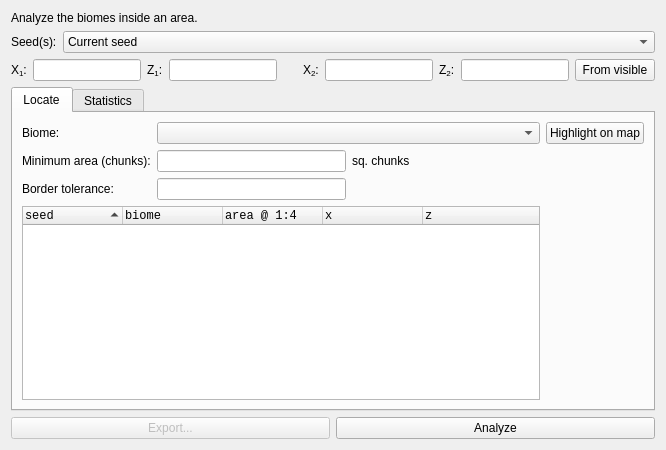
Old version of the form src/tabbiomes.ui in the repository DUzzL/Seed-Atlas.
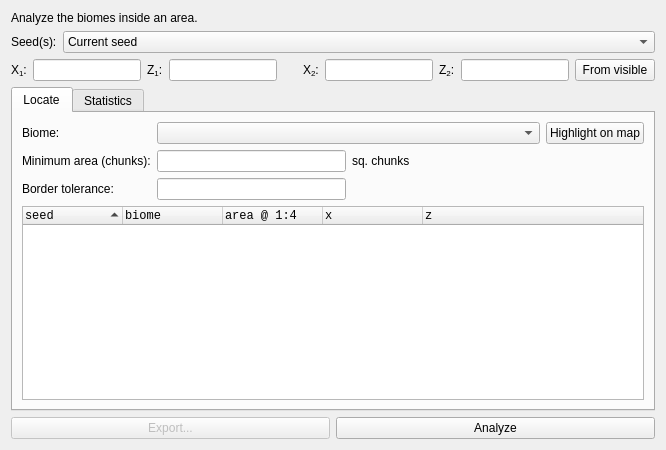
New version of the form. Custom widgets are drawn as their Qt base class.

```diff
--- a/src/tabbiomes.ui
+++ b/src/tabbiomes.ui
@@ -223,7 +223,7 @@
          </property>
         </widget>
        </item>
-       <item row="3" column="0" colspan="3">
+       <item row="3" column="0" colspan="4">
         <widget class="QTreeWidget" name="treeLocate">
          <property name="font">
           <font>
```
